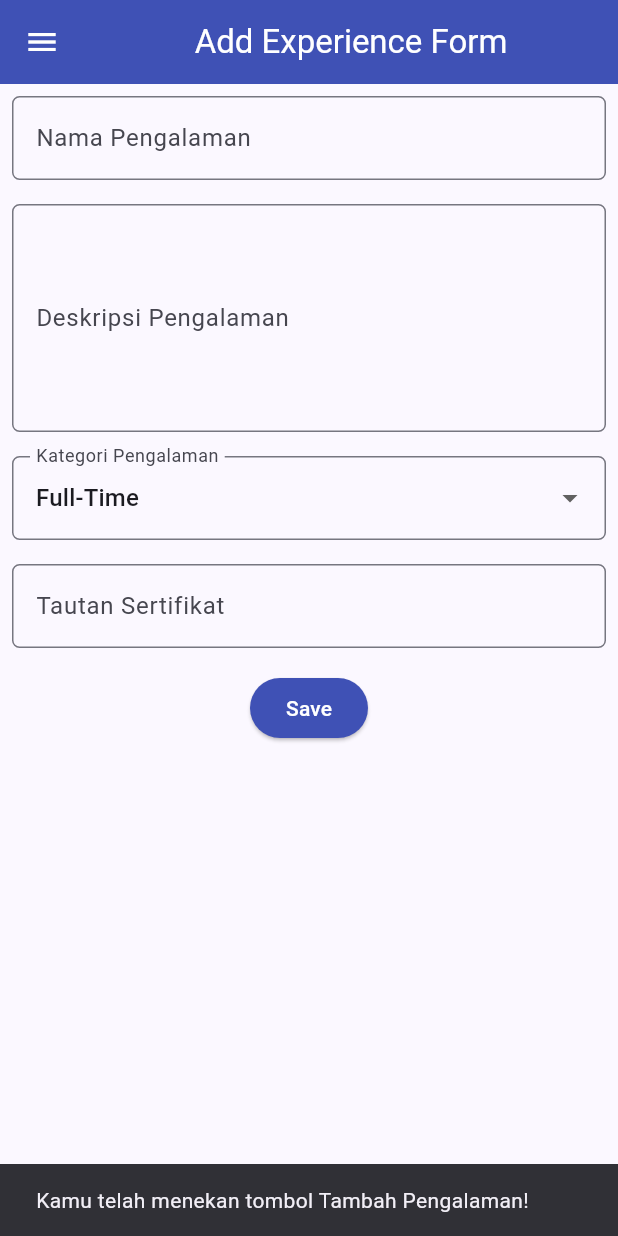
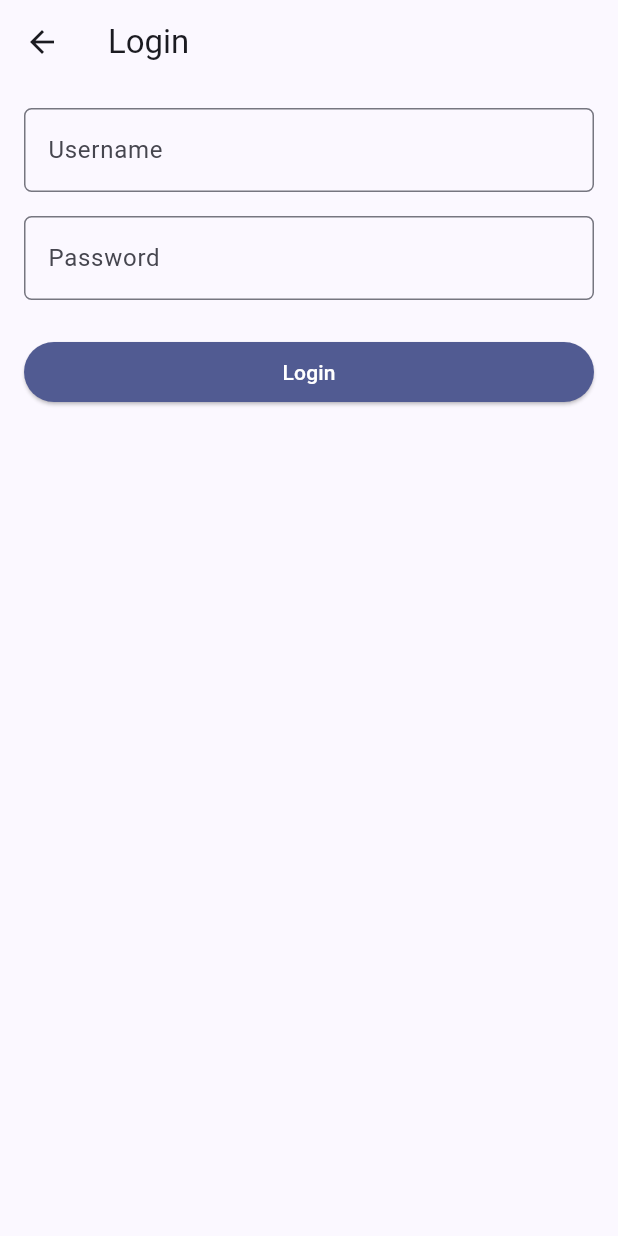
Before and after one commit to Rapcuyyy/myportofolio_mobile, a Flutter app: the screen it shows after launch, after a tap on "Tambah Pengalaman", on a phone screen of 412 x 824 dp. Run offline on Flutter 3.47's test engine with Material 3 defaults, Android fonts, the phone set to English and light mode, and no system bars; our stand-ins replace material_ui; generated files the repository leaves out were written again.

Commit message:
feat: implementasi alur authentication  dengan login screen dan experience submission

```diff
--- a/lib/main.dart
+++ b/lib/main.dart
@@ -1,17 +1,29 @@
 import 'package:material_ui/material_ui.dart';
 import 'package:myportofolio_mobile/screens/menu.dart';
+import 'package:myportofolio_mobile/services/api_client.dart';
+import 'package:myportofolio_mobile/services/auth_state.dart';
+import 'package:provider/provider.dart';
 
 void main() {
-  runApp(const MyApp());
+  runApp(MyApp(apiClient: ApiClient()));
 }
 
 class MyApp extends StatelessWidget {
-  const MyApp({super.key});
+  const MyApp({required this.apiClient, super.key});
+
+  final ApiClient apiClient;
 
   // This widget is the root of your application.
   @override
   Widget build(BuildContext context) {
-    return MaterialApp(
+    // MultiProvider wraps the app and injects a collection of Provider objects.
+    // We usually use Provider object to pass one or more frequently reused objects such as API client or authentication state to the widgets in the tree.
+    return MultiProvider(
+      providers: [
+        Provider.value(value: apiClient),
+        ChangeNotifierProvider(create: (_) => AuthState(apiClient)),
+      ],
+      child: MaterialApp(
         title: 'MyPortfolio',
         theme: ThemeData(
           // This is the theme of your application.
@@ -33,6 +45,7 @@ class MyApp extends StatelessWidget {
           useMaterial3: true,
         ),
         home: MyHomePage(),
+      ),
     );
   }
 }
--- /dev/null
+++ b/lib/screens/login_screen.dart
@@ -0,0 +1,115 @@
+import 'package:flutter/material.dart';
+import 'package:myportofolio_mobile/services/api_client.dart';
+import 'package:myportofolio_mobile/services/auth_state.dart';
+import 'package:provider/provider.dart';
+
+class LoginScreen extends StatefulWidget {
+  const LoginScreen({super.key});
+
+  @override
+  State<LoginScreen> createState() => _LoginScreenState();
+}
+
+class _LoginScreenState extends State<LoginScreen> {
+  final _formKey = GlobalKey<FormState>();
+
+  String _username = '';
+  String _password = '';
+  bool _isSubmitting = false;
+
+  Future<void> _submit() async {
+    if (!_formKey.currentState!.validate()) return;
+
+    setState(() {
+      _isSubmitting = true;
+    });
+
+    try {
+      await context.read<AuthState>().login(_username, _password);
+      if (!mounted) return;
+
+      Navigator.pop(context, true);
+    } on ApiException catch (error) {
+      if (!mounted) return;
+
+      ScaffoldMessenger.of(context)
+        ..hideCurrentSnackBar()
+        ..showSnackBar(
+          SnackBar(content: Text('Login failed (HTTP ${error.statusCode}).')),
+        );
+    } finally {
+      if (mounted) {
+        setState(() {
+          _isSubmitting = false;
+        });
+      }
+    }
+  }
+
+  @override
+  Widget build(BuildContext context) {
+    return Scaffold(
+      appBar: AppBar(title: const Text('Login')),
+      body: Form(
+        key: _formKey,
+        child: SingleChildScrollView(
+          padding: const EdgeInsets.all(16),
+          child: Column(
+            crossAxisAlignment: CrossAxisAlignment.stretch,
+            children: [
+              TextFormField(
+                decoration: InputDecoration(
+                  hintText: 'Username',
+                  labelText: 'Username',
+                  border: OutlineInputBorder(
+                    borderRadius: BorderRadius.circular(5),
+                  ),
+                ),
+                onChanged: (value) => _username = value,
+                validator: (value) {
+                  if (value == null || value.isEmpty) {
+                    return 'Username cannot be empty!';
+                  }
+                  return null;
+                },
+              ),
+              const SizedBox(height: 16),
+              TextFormField(
+                obscureText: true,
+                decoration: InputDecoration(
+                  hintText: 'Password',
+                  labelText: 'Password',
+                  border: OutlineInputBorder(
+                    borderRadius: BorderRadius.circular(5),
+                  ),
+                ),
+                onChanged: (value) => _password = value,
+                validator: (value) {
+                  if (value == null || value.isEmpty) {
+                    return 'Password cannot be empty!';
+                  }
+                  return null;
+                },
+              ),
+              const SizedBox(height: 24),
+              ElevatedButton(
+                style: ElevatedButton.styleFrom(
+                  backgroundColor: Theme.of(context).colorScheme.primary,
+                  foregroundColor: Colors.white,
+                ),
+                onPressed: _isSubmitting ? null : _submit,
+                child: _isSubmitting
+                    ? const SizedBox(
+                        height: 20,
+                        width: 20,
+                        child: CircularProgressIndicator(strokeWidth: 2),
+                      )
+                    : const Text('Login'),
+              ),
+            ],
+          ),
+        ),
+      ),
+    );
+  }
+}
--- a/lib/screens/menu.dart
+++ b/lib/screens/menu.dart
@@ -1,6 +1,6 @@
 import 'package:material_ui/material_ui.dart';
 import 'package:myportofolio_mobile/widgets/left_drawer.dart';
-import 'package:myportofolio_mobile/widgets/project_card.dart';
+import 'package:myportofolio_mobile/widgets/experience_card.dart';
 
 class MyHomePage extends StatelessWidget {
   // This widget is the home page of your application. It is stateful, meaning
--- a/lib/services/api_client.dart
+++ b/lib/services/api_client.dart
@@ -52,6 +52,9 @@ class ApiClient {
       body: jsonEncode(experience.toJson()),
     );
     _ensureSuccess(response);
+    if (response.statusCode != 201) {
+      throw ApiException(response.statusCode, response.body);
+    }
 
     final decoded = jsonDecode(response.body) as Map<String, dynamic>;
     return Experience.fromJson(decoded);
--- /dev/null
+++ b/lib/services/auth_state.dart
@@ -0,0 +1,30 @@
+import 'package:flutter/foundation.dart';
+import 'package:myportofolio_mobile/services/api_client.dart';
+
+/// Holds the in-memory authentication token for the current session.
+class AuthState extends ChangeNotifier {
+  AuthState(this._apiClient, {String? initialToken}) : _token = initialToken;
+
+  final ApiClient _apiClient;
+  String? _token;
+
+  String? get token => _token;
+  bool get isLoggedIn => _token != null;
+
+  Future<void> login(String username, String password) async {
+    _token = await _apiClient.obtainToken(username, password);
+    notifyListeners();
+  }
+
+  Future<void> logout() async {
+    final current = _token;
+    if (current == null) return;
+
+    try {
+      await _apiClient.logout(token: current);
+    } finally {
+      _token = null;
+      notifyListeners();
+    }
+  }
+}
--- /dev/null
+++ b/lib/widgets/auth_guard.dart
@@ -0,0 +1,15 @@
+import 'package:flutter/material.dart';
+import 'package:myportofolio_mobile/screens/login_screen.dart';
+import 'package:myportofolio_mobile/services/auth_state.dart';
+import 'package:provider/provider.dart';
+
+/// Ensures the user is authenticated, pushing [LoginScreen] when needed.
+Future<bool> ensureLoggedIn(BuildContext context) async {
+  if (context.read<AuthState>().isLoggedIn) return true;
+
+  final loggedIn = await Navigator.push<bool>(
+    context,
+    MaterialPageRoute(builder: (context) => const LoginScreen()),
+  );
+  return loggedIn ?? false;
+}
--- a/lib/widgets/project_card.dart
+++ b/lib/widgets/experience_card.dart
@@ -1,6 +1,9 @@
 import 'package:material_ui/material_ui.dart';
+import 'package:myportofolio_mobile/services/auth_state.dart';
 import 'package:myportofolio_mobile/screens/education_form.dart';
 import 'package:myportofolio_mobile/screens/experience_form.dart';
+import 'package:myportofolio_mobile/widgets/auth_guard.dart';
+import 'package:provider/provider.dart';
 
 class ItemHomepage {
   final String name;
@@ -22,7 +25,18 @@ class ItemCard extends StatelessWidget {
       borderRadius: BorderRadius.circular(12),
       child: InkWell(
         // Aksi ketika kartu ditekan oleh pengguna.
-        onTap: () {
+        onTap: () async {
+          if (item.name == "Tambah Pengalaman") {
+            final allowed = await ensureLoggedIn(context);
+            if (!context.mounted || !allowed) return;
+          }
+
+          if (item.name == "Logout" &&
+              context.read<AuthState>().isLoggedIn) {
+            await context.read<AuthState>().logout();
+            if (!context.mounted) return;
+          }
+
           // Menampilkan SnackBar dengan pesan interaktif.
           ScaffoldMessenger.of(context)
             ..hideCurrentSnackBar()
--- a/lib/widgets/left_drawer.dart
+++ b/lib/widgets/left_drawer.dart
@@ -1,13 +1,19 @@
 import 'package:material_ui/material_ui.dart';
 import 'package:myportofolio_mobile/screens/education_form.dart';
 import 'package:myportofolio_mobile/screens/experience_form.dart';
+import 'package:myportofolio_mobile/screens/login_screen.dart';
 import 'package:myportofolio_mobile/screens/menu.dart';
+import 'package:myportofolio_mobile/services/auth_state.dart';
+import 'package:myportofolio_mobile/widgets/auth_guard.dart';
+import 'package:provider/provider.dart';
 
 class LeftDrawer extends StatelessWidget {
   const LeftDrawer({super.key});
 
   @override
   Widget build(BuildContext context) {
+    final isLoggedIn = context.watch<AuthState>().isLoggedIn;
+
     return Drawer(
       child: ListView(
         children: [
@@ -46,7 +52,9 @@ class LeftDrawer extends StatelessWidget {
           ListTile(
             leading: const Icon(Icons.add_circle_outline),
             title: const Text('Add Experience'),
-            onTap: () {
+            onTap: () async {
+              final allowed = await ensureLoggedIn(context);
+              if (!context.mounted || !allowed) return;
               Navigator.pop(context);
               Navigator.push(
                 context,
@@ -59,7 +67,9 @@ class LeftDrawer extends StatelessWidget {
           ListTile(
             leading: const Icon(Icons.school_outlined),
             title: const Text('Add Education'),
-            onTap: () {
+            onTap: () async {
+              final allowed = await ensureLoggedIn(context);
+              if (!context.mounted || !allowed) return;
               Navigator.pop(context);
               Navigator.push(
                 context,
@@ -69,6 +79,27 @@ class LeftDrawer extends StatelessWidget {
               );
             },
           ),
+          if (!isLoggedIn)
+            ListTile(
+              leading: const Icon(Icons.login),
+              title: const Text('Login'),
+              onTap: () {
+                Navigator.pop(context);
+                Navigator.push(
+                  context,
+                  MaterialPageRoute(builder: (context) => const LoginScreen()),
+                );
+              },
+            )
+          else
+            ListTile(
+              leading: const Icon(Icons.logout),
+              title: const Text('Logout'),
+              onTap: () async {
+                await context.read<AuthState>().logout();
+                if (context.mounted) Navigator.pop(context);
+              },
+            ),
         ],
       ),
     );
```
Also changed, not shown: lib/screens/experience_form.dart (+125 -70 lines), 2 other files. Lines whose indentation alone changed are shown as unchanged.
